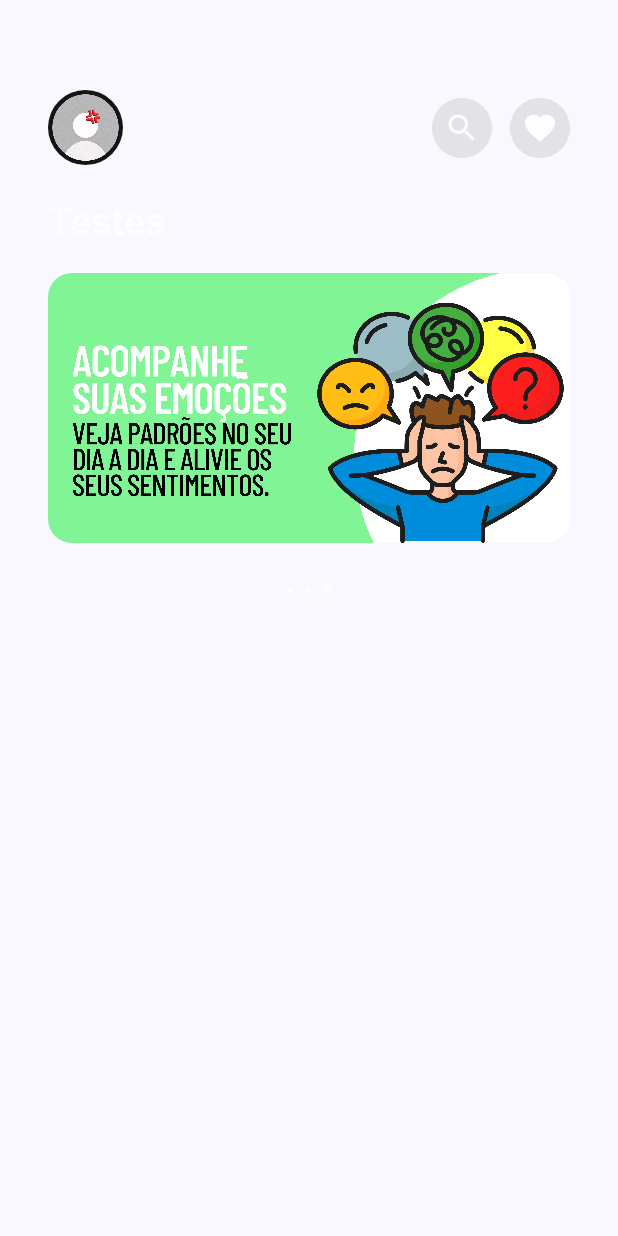
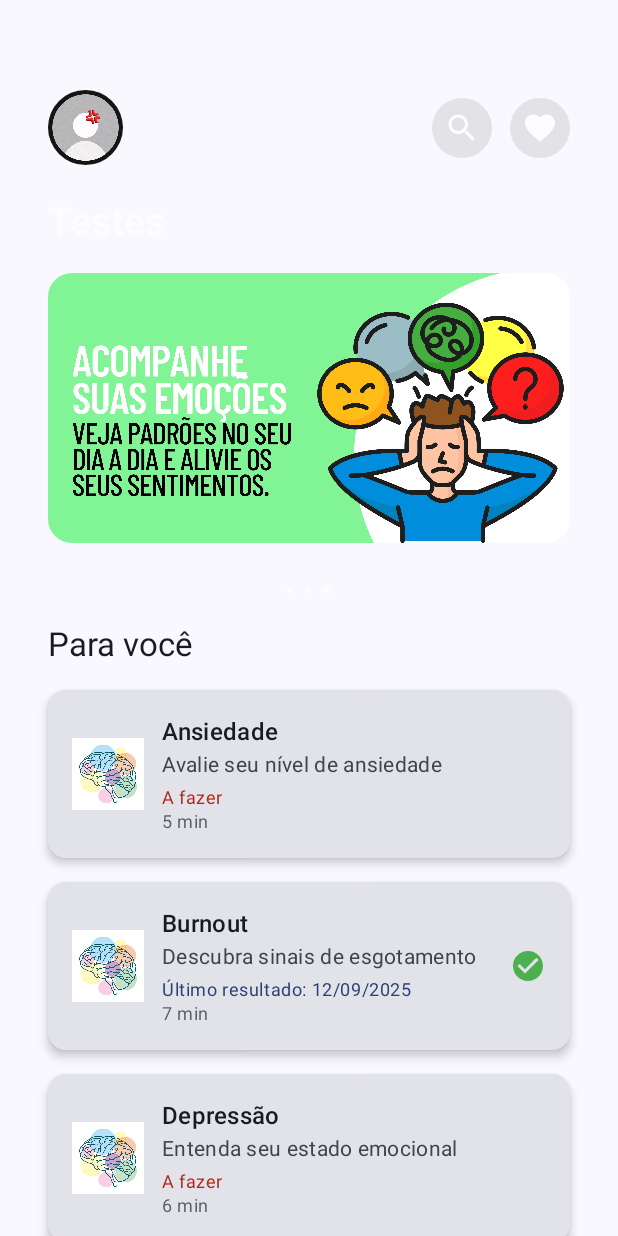
Before and after one commit to CarolineYasmim/Challenge2025, an Android app built with Jetpack Compose: the screen it shows after launch (MainActivity), on a phone screen of 412 x 824 dp. Run offline under Robolectric (Android 15) with nearby library versions, the phone set to English and light mode, and no system bars.

Commit message:
Classe de dados

```diff
--- a/app/build.gradle.kts
+++ b/app/build.gradle.kts
@@ -50,6 +50,7 @@ dependencies {
     implementation(libs.androidx.compose.ui.tooling.preview)
     implementation(libs.androidx.compose.material3)
     implementation(libs.androidx.compose.foundation.layout)
+    implementation(libs.androidx.navigation.compose)
     testImplementation(libs.junit)
     androidTestImplementation(libs.androidx.junit)
     androidTestImplementation(libs.androidx.espresso.core)
--- a/app/src/main/java/com/example/challenge2025/MainActivity.kt
+++ b/app/src/main/java/com/example/challenge2025/MainActivity.kt
@@ -6,11 +6,11 @@ import androidx.activity.compose.setContent
 import androidx.activity.enableEdgeToEdge
 import androidx.compose.material3.MaterialTheme
 import androidx.compose.material3.Surface
-import androidx.compose.material3.Text
-import androidx.compose.runtime.Composable
-import androidx.compose.ui.Modifier
-import androidx.compose.ui.tooling.preview.Preview
-import com.example.challenge2025.ui.screens.HomeScreen
+import androidx.navigation.compose.NavHost
+import androidx.navigation.compose.composable
+import androidx.navigation.compose.rememberNavController
+import com.example.challenge2025.ui.screens.TestDescriptionScreen
+import com.example.challenge2025.ui.screens.TestsScreen
 import com.example.challenge2025.ui.theme.Challenge2025Theme
 
 class MainActivity : ComponentActivity() {
@@ -20,25 +20,61 @@ class MainActivity : ComponentActivity() {
         setContent {
             Challenge2025Theme {
                 Surface(color = MaterialTheme.colorScheme.background) {
-                    HomeScreen()
+                    val navController = rememberNavController()
+
+                    NavHost(
+                        navController = navController,
+                        startDestination = "tests"
+                    ) {
+                        composable("tests") {
+                            TestsScreen(
+                                onTestClick = { testItem ->
+                                    navController.navigate("testDescription/${testItem.id}")
+                                }
+                            )
+                        }
+
+                        composable("testDescription/{testId}") { backStackEntry ->
+                            val testId = backStackEntry.arguments?.getString("testId") ?: ""
+                            TestDescriptionScreen(
+                                testId = testId,
+                                onStartTest = { navController.navigate("testQuestions/$testId/0") },
+                                onExit = { navController.popBackStack() }
+                            )
+                        }
+
+//                        composable("testQuestions/{testId}/{questionIndex}") { backStackEntry ->
+//                            val testId = backStackEntry.arguments?.getString("testId") ?: ""
+//                            val questionIndex =
+//                                backStackEntry.arguments?.getString("questionIndex")?.toInt() ?: 0
+//                            TestQuestionScreen(
+//                                testId = testId,
+//                                questionIndex = questionIndex,
+//                                onAnswer = { nextIndex ->
+//                                    navController.navigate("testQuestions/$testId/$nextIndex")
+//                                },
+//                                onFinish = {
+//                                    navController.navigate("testResult/$testId")
+//                                },
+//                                onExit = { navController.popBackStack("tests", inclusive = false) }
+//                            )
+//                        }
+
+//                        composable("testResult/{testId}") { backStackEntry ->
+//                            val testId = backStackEntry.arguments?.getString("testId") ?: ""
+////                            TestResultScreen(
+////                                testId = testId,
+////                                onContinue = {
+////                                    navController.popBackStack(
+////                                        "tests",
+////                                        inclusive = false
+////                                    )
+////                                }
+//                            )
+//                        }
+                    }
                 }
             }
         }
     }
 }
-
-@Composable
-fun Greeting(name: String, modifier: Modifier = Modifier) {
-    Text(
-        text = "Hello $name!",
-        modifier = modifier
-    )
-}
-
-@Preview(showBackground = true)
-@Composable
-fun GreetingPreview() {
-    Challenge2025Theme {
-        Greeting("Android")
-    }
-}
--- /dev/null
+++ b/app/src/main/java/com/example/challenge2025/model/MockData.kt
@@ -0,0 +1,54 @@
+package com.example.challenge2025.model
+
+object MockData {
+
+    // Lista de testes (para os cards)
+    val tests = listOf(
+        TestItem("1","Ansiedade","Avalie seu nível de ansiedade",5, TestStatus.TODO, TestCategory.USER, com.example.challenge2025.R.drawable.ic_anxiety),
+        TestItem("2","Burnout","Descubra sinais de esgotamento",7, TestStatus.DONE, TestCategory.USER, com.example.challenge2025.R.drawable.ic_burnout),
+        TestItem("3","Depressão","Entenda seu estado emocional",6, TestStatus.TODO, TestCategory.USER, com.example.challenge2025.R.drawable.ic_depression),
+        TestItem("4","Equilíbrio de vida","Pesquisa feita pela empresa",8, TestStatus.TODO, TestCategory.COMPANY, com.example.challenge2025.R.drawable.ic_company_test),
+        TestItem("5","Sono e descanso","Pesquisa feita pela empresa",6, TestStatus.TODO, TestCategory.COMPANY, com.example.challenge2025.R.drawable.ic_company_test),
+        TestItem("6","Estresse no trabalho","Pesquisa feita pela empresa",9, TestStatus.TODO, TestCategory.COMPANY, com.example.challenge2025.R.drawable.ic_company_test)
+    )
+
+    fun getTestById(id: String): TestItem? = tests.find { it.id == id }
+
+    // Lista de perguntas (ligadas por testId)
+    val questions = listOf(
+        // Ansiedade (id = "1") → 5 perguntas
+        Question("q1", "1", "Você se sente ansioso(a) frequentemente?"),
+        Question("q2", "1", "Tem dificuldade de concentração?"),
+        Question("q3", "1", "Sente-se inquieto(a) ou agitado(a)?"),
+        Question("q4", "1", "Tem problemas para dormir devido à ansiedade?"),
+        Question("q5", "1", "Sente tensão muscular ou cansaço constante?"),
+
+        // Burnout (id = "2") → 3 perguntas
+        Question("q6", "2", "Sente-se esgotado(a) no trabalho?"),
+        Question("q7", "2", "Tem dificuldade de manter a motivação?"),
+        Question("q8", "2", "Sente que não consegue lidar com a pressão?"),
+
+        // Depressão (id = "3") → 8 perguntas
+        Question("q9", "3", "Tem se sentido triste ou desanimado(a)?"),
+        Question("q10", "3", "Perdeu interesse em atividades que gostava?"),
+        Question("q11", "3", "Tem dificuldades para se concentrar?"),
+        Question("q12", "3", "Sente-se cansado(a) ou sem energia?"),
+        Question("q13", "3", "Tem pensamentos negativos frequentes?"),
+        Question("q14", "3", "Tem problemas para dormir ou dormir demais?"),
+        Question("q15", "3", "Sente-se culpado(a) ou inútil?"),
+        Question("q16", "3", "Tem dificuldades em tomar decisões?")
+    )
+
+    fun getQuestionsForTest(testId: String): List<Question> =
+        questions.filter { it.testId == testId }
+
+    // Descrições detalhadas para TestDetail
+    val detailedDescriptions = mapOf(
+        "1" to "Este teste de ansiedade avalia como você lida com situações de estresse e tensão, e ajuda a identificar padrões de preocupação.",
+        "2" to "O teste de burnout identifica sinais de esgotamento físico e emocional relacionados ao trabalho e à rotina diária.",
+        "3" to "O teste de depressão analisa sintomas como tristeza persistente, perda de interesse e alterações no sono e apetite.",
+        "4" to "Pesquisa sobre equilíbrio de vida feita pela empresa para identificar áreas de melhoria no bem-estar do colaborador.",
+        "5" to "Avaliação do sono e descanso para entender padrões e hábitos que impactam na saúde e produtividade.",
+        "6" to "Teste de estresse no trabalho, analisando fatores que podem gerar sobrecarga ou desgaste físico e mental."
+    )
+}
--- /dev/null
+++ b/app/src/main/java/com/example/challenge2025/model/Question.kt
@@ -0,0 +1,7 @@
+package com.example.challenge2025.model
+
+data class Question(
+    val id: String,
+    val testId: String,
+    val text: String
+)
--- /dev/null
+++ b/app/src/main/java/com/example/challenge2025/model/TestItem.kt
@@ -0,0 +1,21 @@
+package com.example.challenge2025.model
+
+data class TestItem(
+    val id: String,
+    val title: String,
+    val description: String,
+    val durationMinutes: Int,
+    val status: TestStatus,
+    val category: TestCategory,
+    val iconRes: Int
+)
+
+enum class TestStatus{
+    TODO,
+    DONE
+}
+
+enum class TestCategory{
+    USER,
+    COMPANY
+}
--- /dev/null
+++ b/app/src/main/java/com/example/challenge2025/ui/components/TestCard.kt
@@ -0,0 +1,111 @@
+package com.example.challenge2025.ui.components
+
+import androidx.compose.foundation.Image
+import androidx.compose.foundation.clickable
+import androidx.compose.foundation.layout.Column
+import androidx.compose.foundation.layout.Row
+import androidx.compose.foundation.layout.Spacer
+import androidx.compose.foundation.layout.fillMaxWidth
+import androidx.compose.foundation.layout.height
+import androidx.compose.foundation.layout.padding
+import androidx.compose.foundation.layout.size
+import androidx.compose.foundation.layout.width
+import androidx.compose.foundation.shape.RoundedCornerShape
+import androidx.compose.material.icons.Icons
+import androidx.compose.material.icons.filled.CheckCircle
+import androidx.compose.material3.Card
+import androidx.compose.material3.CardDefaults
+import androidx.compose.material3.Icon
+import androidx.compose.material3.MaterialTheme
+import androidx.compose.material3.Text
+import androidx.compose.runtime.Composable
+import androidx.compose.ui.Alignment
+import androidx.compose.ui.Modifier
+import androidx.compose.ui.graphics.Color
+import androidx.compose.ui.res.painterResource
+import androidx.compose.ui.unit.dp
+import com.example.challenge2025.model.TestItem
+import com.example.challenge2025.model.TestStatus
+
+@Composable
+fun TestCard(
+    testItem: TestItem,
+    onClick: (TestItem) -> Unit
+) {
+    Card(
+        modifier = Modifier
+            .fillMaxWidth()
+            .padding(vertical = 8.dp)
+
+            // função para poder ir para a pagina dos testes
+
+            .clickable { onClick(testItem) },
+
+        shape = RoundedCornerShape(12.dp),
+        elevation = CardDefaults.cardElevation(defaultElevation = 4.dp)
+    ) {
+        Row(
+            modifier = Modifier
+                .padding(16.dp)
+                .fillMaxWidth(),
+            verticalAlignment = Alignment.CenterVertically
+        ) {
+            // Ícone ou ilustração
+            Image(
+                painter = painterResource(id = testItem.iconRes),
+                contentDescription = testItem.title,
+                modifier = Modifier.size(48.dp)
+            )
+
+            Spacer(modifier = Modifier.width(12.dp))
+
+            // Coluna com título, descrição, status e duração
+            Column(modifier = Modifier.weight(1f)) {
+                Text(
+                    text = testItem.title,
+                    style = MaterialTheme.typography.titleMedium,
+                    color = MaterialTheme.colorScheme.onSurface
+                )
+                Text(
+                    text = testItem.description,
+                    style = MaterialTheme.typography.bodyMedium,
+                    color = MaterialTheme.colorScheme.onSurfaceVariant
+                )
+
+                Spacer(modifier = Modifier.height(4.dp))
+
+                // Status do teste
+                if (testItem.status == TestStatus.TODO) {
+                    Text(
+                        text = "A fazer",
+                        style = MaterialTheme.typography.bodySmall,
+                        color = MaterialTheme.colorScheme.error
+                    )
+                } else {
+                    Text(
+                        text = "Último resultado: 12/09/2025", // mock
+                        style = MaterialTheme.typography.bodySmall,
+                        color = MaterialTheme.colorScheme.primary
+                    )
+                }
+
+                // Duração
+                Text(
+                    text = "${testItem.durationMinutes} min",
+                    style = MaterialTheme.typography.bodySmall,
+                    color = MaterialTheme.colorScheme.outline
+                )
+            }
+
+            // Check de feito
+            if (testItem.status == TestStatus.DONE) {
+                Icon(
+                    imageVector = Icons.Default.CheckCircle,
+                    contentDescription = "Feito",
+                    tint = Color(0xFF4CAF50), // Verde
+                    modifier = Modifier.size(24.dp)
+                )
+            }
+        }
+    }
+}
--- /dev/null
+++ b/app/src/main/java/com/example/challenge2025/ui/components/TestListContainer.kt
@@ -0,0 +1,34 @@
+package com.example.challenge2025.ui.components
+
+import androidx.compose.foundation.layout.Column
+import androidx.compose.foundation.layout.Spacer
+import androidx.compose.foundation.layout.fillMaxWidth
+import androidx.compose.foundation.layout.height
+import androidx.compose.foundation.layout.padding
+import androidx.compose.material3.MaterialTheme
+import androidx.compose.material3.Text
+import androidx.compose.runtime.Composable
+import androidx.compose.ui.Modifier
+import androidx.compose.ui.unit.dp
+import com.example.challenge2025.model.TestItem
+
+@Composable
+fun TestListContainer(
+    title: String,
+    tests: List<TestItem>,
+    onTestClick: (TestItem) -> Unit
+) {
+    Column(modifier = Modifier.fillMaxWidth().padding(16.dp)) {
+        Text(
+            text = title,
+            style = MaterialTheme.typography.titleLarge,
+            color = MaterialTheme.colorScheme.onSurface
+        )
+
+        Spacer(modifier = Modifier.height(8.dp))
+
+        tests.forEach { test ->
+            TestCard(testItem = test, onClick = onTestClick)
+        }
+    }
+}
--- /dev/null
+++ b/app/src/main/java/com/example/challenge2025/ui/screens/TestQuestionScreen.kt
@@ -0,0 +1 @@
+package com.example.challenge2025.ui.screens
--- /dev/null
+++ b/app/src/main/java/com/example/challenge2025/ui/screens/TestResultScreen.kt
@@ -0,0 +1 @@
+package com.example.challenge2025.ui.screens
--- /dev/null
+++ b/app/src/main/java/com/example/challenge2025/ui/screens/TestsScreen.kt
@@ -0,0 +1,56 @@
+package com.example.challenge2025.ui.screens
+
+import com.example.challenge2025.ui.components.BannerCarousel
+import androidx.compose.foundation.layout.Column
+import androidx.compose.foundation.layout.fillMaxSize
+import androidx.compose.foundation.layout.padding
+import androidx.compose.foundation.rememberScrollState
+import androidx.compose.foundation.verticalScroll
+import androidx.compose.runtime.Composable
+import androidx.compose.ui.Modifier
+import androidx.compose.ui.unit.dp
+import com.example.challenge2025.R
+import com.example.challenge2025.model.MockData
+import com.example.challenge2025.model.TestCategory
+import com.example.challenge2025.model.TestItem
+import com.example.challenge2025.model.TestStatus
+import com.example.challenge2025.ui.components.Header
+import com.example.challenge2025.ui.components.TestListContainer
+
+@Composable
+fun    TestsScreen(
+    onTestClick: (TestItem) -> Unit
+) {
+
+    Column(
+        modifier = Modifier
+            .fillMaxSize()
+            .padding(horizontal = 16.dp)
+            .verticalScroll(rememberScrollState())
+    ) {
+        Header(title = "Testes", avatarRes = R.drawable.avatar)
+        BannerCarousel(bannerImages = listOf(
+            R.drawable.banner1,
+            R.drawable.banner2,
+            R.drawable.banner3
+        ))
+
+
+        val userTests = MockData.tests.filter { it.category == TestCategory.USER }
+        val companyTests = MockData.tests.filter { it.category == TestCategory.COMPANY }
+
+        Column(modifier = Modifier.fillMaxSize()) {
+            TestListContainer(
+                title = "Para você",
+                tests = userTests,
+                onTestClick = onTestClick
+            )
+
+            TestListContainer(
+                title = "Da empresa para o seu cuidado",
+                tests = companyTests,
+                onTestClick = onTestClick
+            )
+        }
+    }
+}
--- a/app/src/main/java/com/example/challenge2025/ui/screens/testsScreen.kt
+++ /dev/null
@@ -1,28 +0,0 @@
-package com.example.challenge2025.ui.screens
-
-import com.example.challenge2025.ui.components.BannerCarousel
-import androidx.compose.foundation.layout.Column
-import androidx.compose.foundation.layout.fillMaxSize
-import androidx.compose.foundation.layout.padding
-import androidx.compose.runtime.Composable
-import androidx.compose.ui.Modifier
-import androidx.compose.ui.unit.dp
-import com.example.challenge2025.R
-import com.example.challenge2025.ui.components.Header
-
-@Composable
-fun    HomeScreen() {
-    Column(
-        modifier = Modifier
-            .fillMaxSize()
-            .padding(horizontal = 16.dp)
-    ) {
-        Header(title = "Testes", avatarRes = R.drawable.avatar)
-        BannerCarousel(bannerImages = listOf(
-            R.drawable.banner1,
-            R.drawable.banner2,
-            R.drawable.banner3
-        ))
-    }
-
-}
--- a/gradle/libs.versions.toml
+++ b/gradle/libs.versions.toml
@@ -9,6 +9,7 @@ lifecycleRuntimeKtx = "2.10.0-alpha03"
 activityCompose = "1.12.0-alpha08"
 composeBom = "2024.09.00"
 foundationLayout = "1.9.1"
+navigationCompose = "2.9.4"
 
 [libraries]
 androidx-core-ktx = { group = "androidx.core", name = "core-ktx", version.ref = "coreKtx" }
@@ -26,6 +27,7 @@ androidx-compose-ui-test-manifest = { group = "androidx.compose.ui", name = "ui-
 androidx-compose-ui-test-junit4 = { group = "androidx.compose.ui", name = "ui-test-junit4" }
 androidx-compose-material3 = { group = "androidx.compose.material3", name = "material3" }
 androidx-compose-foundation-layout = { group = "androidx.compose.foundation", name = "foundation-layout", version.ref = "foundationLayout" }
+androidx-navigation-compose = { group = "androidx.navigation", name = "navigation-compose", version.ref = "navigationCompose" }
 
 [plugins]
 android-application = { id = "com.android.application", version.ref = "agp" }
```
Also changed, not shown: app/src/main/java/com/example/challenge2025/model/TestDetail.kt (added, +27 -0 lines), app/src/main/java/com/example/challenge2025/ui/components/ContinueButton.kt (added, +25 -0 lines), app/src/main/java/com/example/challenge2025/ui/screens/TestDescriptionScreen.kt (added, +69 -0 lines), app/src/main/res/drawable/ic_anxiety.jpg (added), app/src/main/res/drawable/ic_burnout.jpg (added), app/src/main/res/drawable/ic_company_test.jpg (added), app/src/main/res/drawable/ic_depression.jpg (added).
